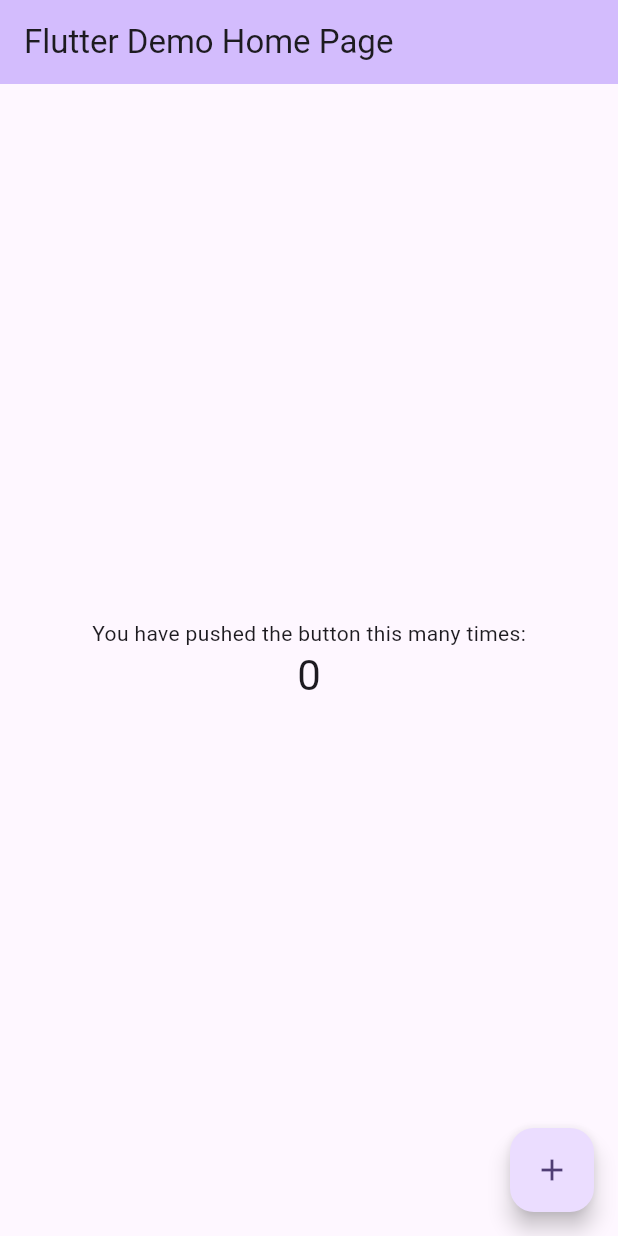
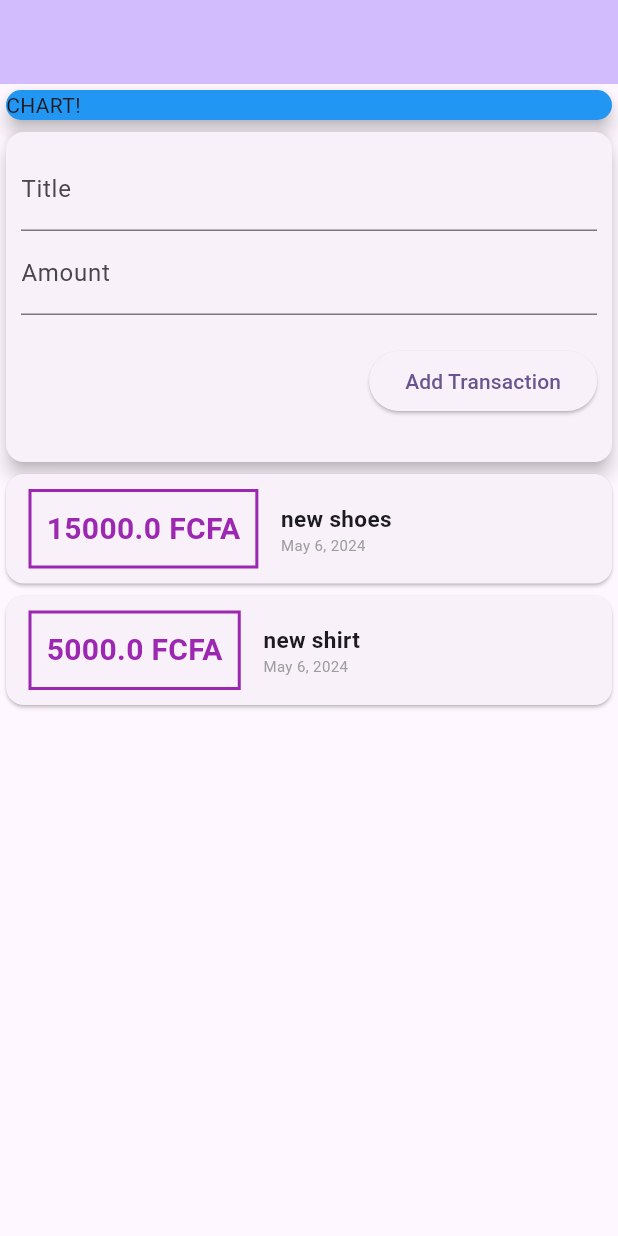
Before and after one commit to nelsonludo/expense_tracker, a Flutter app: the screen it shows after launch, on a phone screen of 412 x 824 dp. Run offline on Flutter 3.47's test engine with Material 3 defaults, Android fonts, the phone set to English and light mode, and no system bars.

Commit message:
date formatting and input added

```diff
--- a/lib/main.dart
+++ b/lib/main.dart
@@ -1,4 +1,6 @@
 import 'package:flutter/material.dart';
+import './transaction.dart';
+import 'package:intl/intl.dart';
 
 void main() {
   runApp(const MyApp());
@@ -15,55 +17,112 @@ class MyApp extends StatelessWidget {
         colorScheme: ColorScheme.fromSeed(seedColor: Colors.deepPurple),
         useMaterial3: true,
       ),
-      home: const MyHomePage(title: 'Flutter Demo Home Page'),
+      home: MyHomePage(),
     );
   }
 }
 
-class MyHomePage extends StatefulWidget {
-  const MyHomePage({super.key, required this.title});
+class MyHomePage extends StatelessWidget {
+  final List<Transaction> transactions = [
+    Transaction(
+        id: "t1", title: "new shoes", amount: 15000, date: DateTime.now()),
+    Transaction(
+        id: "t2", title: "new shirt", amount: 5000, date: DateTime.now())
+  ];
+  // String titleInput = '';
+  // String amountInput = '';
 
-  final String title;
-
-  @override
-  State<MyHomePage> createState() => _MyHomePageState();
-}
-
-class _MyHomePageState extends State<MyHomePage> {
-  int _counter = 0;
-
-  void _incrementCounter() {
-    setState(() {
-      _counter++;
-    });
-  }
+  final titleControler = TextEditingController();
+  final amountControler = TextEditingController();
 
   @override
   Widget build(BuildContext context) {
     return Scaffold(
       appBar: AppBar(
         backgroundColor: Theme.of(context).colorScheme.inversePrimary,
-        title: Text(widget.title),
       ),
       body: Center(
         child: Column(
-          mainAxisAlignment: MainAxisAlignment.center,
+          // mainAxisAlignment: MainAxisAlignment.start,
+          crossAxisAlignment: CrossAxisAlignment.stretch,
           children: <Widget>[
-            const Text(
-              'You have pushed the button this many times:',
+            Container(
+              child: Card(
+                color: Colors.blue,
+                child: Text("CHART!"),
+                elevation: 5,
+              ),
             ),
-            Text(
-              '$_counter',
-              style: Theme.of(context).textTheme.headlineMedium,
-            ),
+            Card(
+                elevation: 5,
+                child: Container(
+                  padding: EdgeInsets.all(10),
+                  child: Column(
+                      crossAxisAlignment: CrossAxisAlignment.end,
+                      children: <Widget>[
+                        TextField(
+                          decoration: InputDecoration(labelText: 'Title'),
+                          controller: titleControler,
+                          // onChanged: (value) => titleInput = value,
+                        ),
+                        TextField(
+                          decoration: InputDecoration(labelText: 'Amount'),
+                          controller: amountControler,
+                          // onChanged: (value) => amountInput = value,
+                        ),
+                        Padding(
+                          padding: const EdgeInsets.symmetric(vertical: 20),
+                          child: ElevatedButton(
+                              onPressed: () {
+                                // print(titleInput);
+                                // print(amountInput);
+                                print(titleControler.text);
+                                print(amountControler.text);
+                              },
+                              child: Text('Add Transaction')),
+                        )
+                      ]),
+                )),
+            Column(
+              children: transactions.map((tx) {
+                return Card(
+                  child: Row(
+                    children: <Widget>[
+                      Container(
+                        margin:
+                            EdgeInsets.symmetric(vertical: 10, horizontal: 15),
+                        decoration: BoxDecoration(
+                            border: Border.all(color: Colors.purple, width: 2)),
+                        padding: EdgeInsets.all(10),
+                        child: Text(
+                          '${tx.amount} FCFA',
+                          style: TextStyle(
+                              fontWeight: FontWeight.bold,
+                              fontSize: 20,
+                              color: Colors.purple),
+                        ),
+                      ),
+                      Column(
+                        crossAxisAlignment: CrossAxisAlignment.start,
+                        children: <Widget>[
+                          Text(
+                            tx.title,
+                            style: TextStyle(
+                                fontSize: 15, fontWeight: FontWeight.bold),
+                          ),
+                          Text(DateFormat.yMMMd().format(tx.date),
+                              style:
+                                  TextStyle(fontSize: 10, color: Colors.grey)),
+                        ],
+                      )
+                    ],
+                  ),
+                );
+              }).toList(),
+            )
           ],
         ),
       ),
-      floatingActionButton: FloatingActionButton(
-        onPressed: _incrementCounter,
-        tooltip: 'Increment',
-        child: const Icon(Icons.add),
-      ), // This trailing comma makes auto-formatting nicer for build methods.
     );
   }
 }
--- /dev/null
+++ b/lib/transaction.dart
@@ -0,0 +1,12 @@
+class Transaction {
+  final String id;
+  final String title;
+  final double amount;
+  final DateTime date;
+
+  Transaction(
+      {required this.id,
+      required this.title,
+      required this.amount,
+      required this.date});
+}
--- a/pubspec.yaml
+++ b/pubspec.yaml
@@ -30,7 +30,7 @@ environment:
 dependencies:
   flutter:
     sdk: flutter
-
+  intl: ^0.19.0
 
   # The following adds the Cupertino Icons font to your application.
   # Use with the CupertinoIcons class for iOS style icons.
```
Also changed, not shown: pubspec.lock (added), 7 other files.
